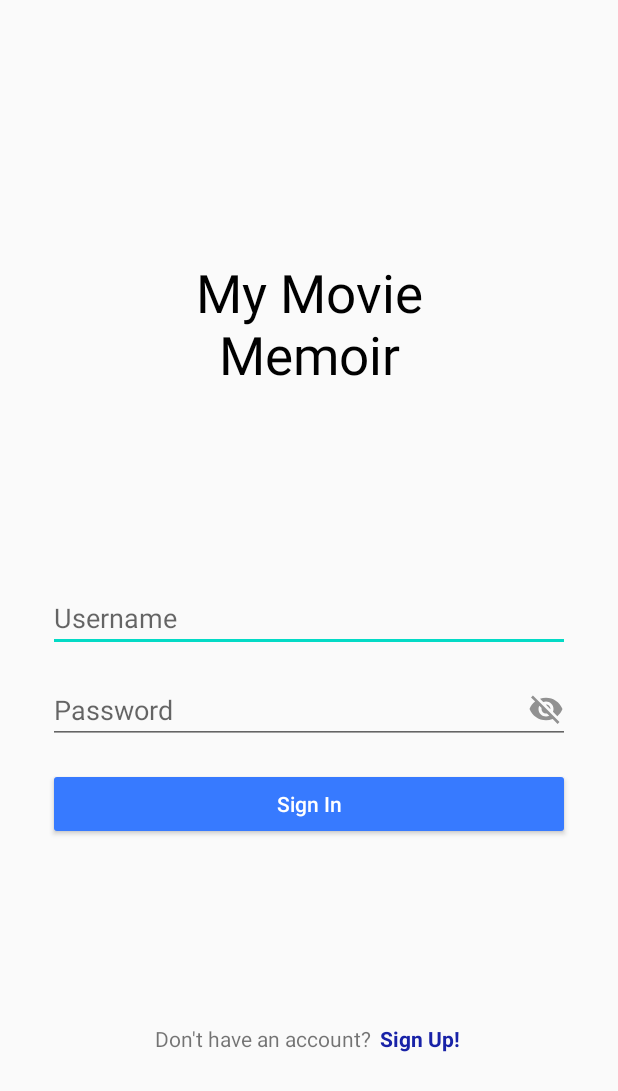
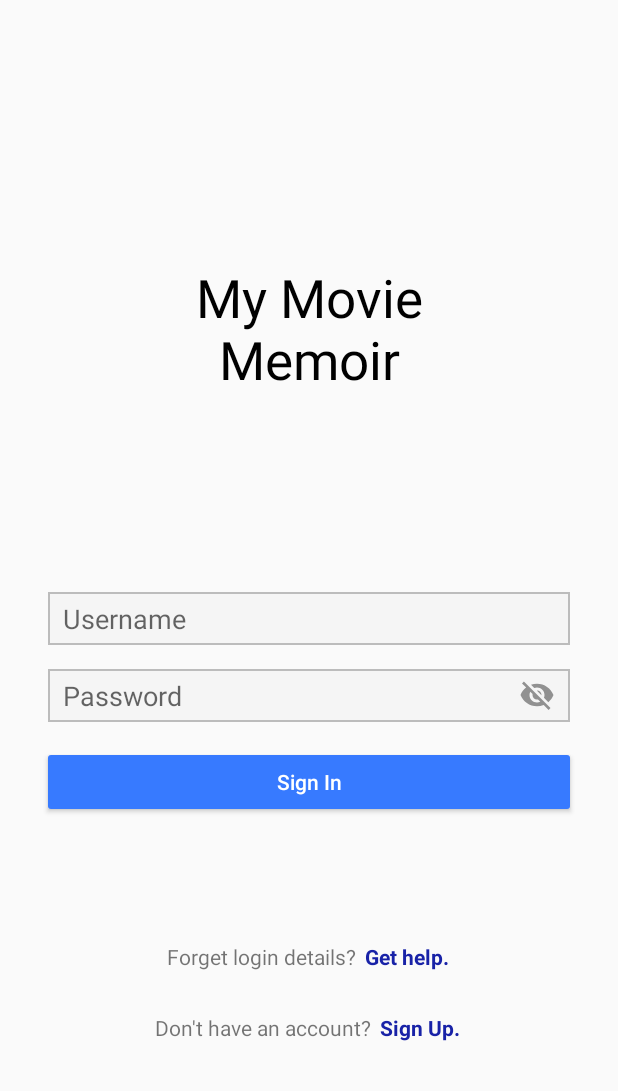
Before and after one commit to lingyuze1996/MyMovieMemoir, an Android app: the screen it shows after launch (LoginActivity), on a phone screen of 412 x 824 dp. Shown: the top 1091 px of the screen. Run offline under Robolectric (Android 15) with nearby library versions, the phone set to English and light mode, and no system bars.

Commit message:
Some UI changes
Mainly made some changes for login and sign up page. Text background added.

Settings option added for navigation drawer.

```diff
--- a/MyMovieMemoir/app/src/main/java/ling/yuze/mymoviememoir/ui/main/fragment/MovieMemoirFragment.java
+++ b/MyMovieMemoir/app/src/main/java/ling/yuze/mymoviememoir/ui/main/fragment/MovieMemoirFragment.java
@@ -118,7 +118,7 @@ public class MovieMemoirFragment extends Fragment {
 
         listView.setAdapter(adapter);
 
-        new TaskGetAllMemoirs().execute();
+        //new TaskGetAllMemoirs().execute(); // Some problems here
 
         listView.setOnItemClickListener(new AdapterView.OnItemClickListener() {
             @Override
--- /dev/null
+++ b/MyMovieMemoir/app/src/main/res/drawable/ic_settings.xml
@@ -0,0 +1,5 @@
+<vector android:height="24dp" android:tint="#2B2B2B"
+    android:viewportHeight="24" android:viewportWidth="24"
+    android:width="24dp" xmlns:android="http://schemas.android.com/apk/res/android">
+    <path android:fillColor="#FF000000" android:pathData="M19.1,12.9a2.8,2.8 0,0 0,0.1 -0.9,2.8 2.8,0 0,0 -0.1,-0.9l2.1,-1.6a0.7,0.7 0,0 0,0.1 -0.6L19.4,5.5a0.7,0.7 0,0 0,-0.6 -0.2l-2.4,1a6.5,6.5 0,0 0,-1.6 -0.9l-0.4,-2.6a0.5,0.5 0,0 0,-0.5 -0.4H10.1a0.5,0.5 0,0 0,-0.5 0.4L9.3,5.4a5.6,5.6 0,0 0,-1.7 0.9l-2.4,-1a0.4,0.4 0,0 0,-0.5 0.2l-2,3.4c-0.1,0.2 0,0.4 0.2,0.6l2,1.6a2.8,2.8 0,0 0,-0.1 0.9,2.8 2.8,0 0,0 0.1,0.9L2.8,14.5a0.7,0.7 0,0 0,-0.1 0.6l1.9,3.4a0.7,0.7 0,0 0,0.6 0.2l2.4,-1a6.5,6.5 0,0 0,1.6 0.9l0.4,2.6a0.5,0.5 0,0 0,0.5 0.4h3.8a0.5,0.5 0,0 0,0.5 -0.4l0.3,-2.6a5.6,5.6 0,0 0,1.7 -0.9l2.4,1a0.4,0.4 0,0 0,0.5 -0.2l2,-3.4c0.1,-0.2 0,-0.4 -0.2,-0.6ZM12,15.6A3.6,3.6 0,1 1,15.6 12,3.6 3.6,0 0,1 12,15.6Z"/>
+</vector>
--- /dev/null
+++ b/MyMovieMemoir/app/src/main/res/drawable/text_background.xml
@@ -0,0 +1,8 @@
+<?xml version="1.0" encoding="utf-8"?>
+<shape xmlns:android="http://schemas.android.com/apk/res/android">
+    <solid
+        android:color="#f5f5f5"/>
+    <stroke
+        android:width="1dp"
+        android:color="#BCBCBC"/>
+</shape>
--- a/MyMovieMemoir/app/src/main/res/layout/activity_login.xml
+++ b/MyMovieMemoir/app/src/main/res/layout/activity_login.xml
@@ -14,6 +14,9 @@
         android:layout_marginTop="16dp"
         android:layout_marginEnd="32dp"
         android:layout_marginBottom="16dp"
+        android:paddingHorizontal="10dp"
+        android:paddingVertical="5.5dp"
+        android:background="@drawable/text_background"
         android:hint="@string/login_username_hint"
         android:inputType="textEmailAddress"
         app:layout_constraintBottom_toBottomOf="parent"
@@ -39,11 +42,14 @@
             android:id="@+id/etLoginPassword"
             android:layout_width="match_parent"
             android:layout_height="wrap_content"
+            android:background="@drawable/text_background"
             android:drawableEnd="@drawable/ic_visibility_off"
-            android:ems="10"
             android:gravity="start"
             android:hint="@string/login_password_hint"
-            android:inputType="textPassword" />
+            android:inputType="textPassword"
+            android:paddingHorizontal="10dp"
+            android:paddingVertical="5.5dp"
+            />
     </LinearLayout>
 
     <Button
@@ -51,14 +57,14 @@
         android:layout_width="0dp"
         android:layout_height="wrap_content"
         android:layout_marginTop="16dp"
-        android:layout_marginBottom="16dp"
+        android:layout_marginHorizontal="28dp"
         android:backgroundTint="#377AFF"
         android:text="@string/button_sign_in"
         android:textAllCaps="false"
         android:textColor="#FFFFFF"
         app:layout_constraintBottom_toBottomOf="parent"
-        app:layout_constraintEnd_toEndOf="@+id/linearLayout10"
-        app:layout_constraintStart_toStartOf="@+id/linearLayout10"
+        app:layout_constraintEnd_toEndOf="parent"
+        app:layout_constraintStart_toStartOf="parent"
         app:layout_constraintTop_toBottomOf="@+id/linearLayout10"
         app:layout_constraintVertical_bias="0.0" />
 
@@ -93,6 +99,36 @@
             android:textStyle="bold" />
     </LinearLayout>
 
+    <LinearLayout
+        android:id="@+id/linearLayout2"
+        android:layout_width="wrap_content"
+        android:layout_height="wrap_content"
+        android:orientation="horizontal"
+        app:layout_constraintVertical_bias="0.8"
+        app:layout_constraintBottom_toTopOf="@id/linearLayout1"
+        app:layout_constraintEnd_toEndOf="@+id/linearLayout1"
+        app:layout_constraintStart_toStartOf="@id/linearLayout1"
+        app:layout_constraintTop_toBottomOf="@+id/btSignIn">
+
+        <TextView
+            android:id="@+id/tv_forget_password"
+            android:layout_width="wrap_content"
+            android:layout_height="wrap_content"
+            android:padding="2dp"
+            android:text="@string/tv_forget"
+            android:textAllCaps="false" />
+
+        <TextView
+            android:id="@+id/tv_get_help"
+            android:layout_width="wrap_content"
+            android:layout_height="wrap_content"
+            android:gravity="start"
+            android:padding="4dp"
+            android:text="@string/get_help"
+            android:textColor="#1822A7"
+            android:textStyle="bold" />
+    </LinearLayout>
+
     <TextView
         android:id="@+id/tvLoginTitle"
         android:layout_width="wrap_content"
--- a/MyMovieMemoir/app/src/main/res/layout/fragment_add_memoir.xml
+++ b/MyMovieMemoir/app/src/main/res/layout/fragment_add_memoir.xml
@@ -276,6 +276,7 @@
                 <androidx.appcompat.widget.AppCompatRatingBar
                     android:id="@+id/ratingBar_add"
                     android:layout_width="wrap_content"
+                    style="@style/Widget.AppCompat.RatingBar.Indicator"
                     android:layout_height="wrap_content"
                     android:layout_gravity="center"
                     android:layout_marginLeft="8dp"
--- a/MyMovieMemoir/app/src/main/res/layout/list_view_search.xml
+++ b/MyMovieMemoir/app/src/main/res/layout/list_view_search.xml
@@ -2,8 +2,7 @@
 <LinearLayout xmlns:android="http://schemas.android.com/apk/res/android"
     android:layout_width="match_parent"
     android:layout_height="70dp"
-    android:paddingTop="8dp"
-    android:paddingBottom="8dp"
+    android:paddingVertical="6dp"
     android:orientation="horizontal">
     <TextView
         android:id="@+id/tv_ls_search_movie_name"
--- a/MyMovieMemoir/app/src/main/res/menu/nav_menu.xml
+++ b/MyMovieMemoir/app/src/main/res/menu/nav_menu.xml
@@ -25,4 +25,9 @@
         android:id="@+id/menu_item_map"
         android:icon="@drawable/ic_map"
         android:title="@string/menu_map" />
+    <item
+        android:id="@+id/menu_item_settings"
+        android:icon="@drawable/ic_settings"
+        android:title="@string/menu_settings"
+        />
 </menu>
--- a/MyMovieMemoir/app/src/main/res/values/strings.xml
+++ b/MyMovieMemoir/app/src/main/res/values/strings.xml
@@ -4,14 +4,14 @@
     <string name="menu_movie_search">Movie Search</string>
     <string name="menu_movie_memoir">Movie Memoir</string>
     <string name="menu_watchlist">Watchlist</string>
-    <string name="menu_report">Report</string>
+    <string name="menu_report">Reports</string>
     <string name="menu_map">Map</string>
     <string name="login_username_hint">Username</string>
     <string name="login_password_hint">Password</string>
     <string name="button_sign_in">Sign In</string>
     <string name="button_sign_up">Sign Up</string>
     <string name="text_view_no_account">Don\'t have an account?</string>
-    <string name="text_view_sign_up">Sign Up!</string>
+    <string name="text_view_sign_up">Sign Up.</string>
     <string name="error_sign_in">Username/Password not match!\nPlease try again!</string>
     <string name="register_firstName">First Name</string>
     <string name="register_lastName">Last Name</string>
@@ -110,7 +110,7 @@
     <string name="comment">Comment</string>
     <string name="submit_to_memoir">Submit to Memoir</string>
     <string name="tweets_hint">"Recent tweets? Click"</string>
-    <string name="here">here</string>
+    <string name="here">here.</string>
     <string name="cinema_not_found">Cinema not found?</string>
     <string name="add">Add</string>
     <string name="add_cinema">Add cinema</string>
@@ -124,4 +124,8 @@
     <string name="watchlist_added_heading">Added Time</string>
     <string name="delete">Delete</string>
     <string name="view">View</string>
+    <string name="menu_settings">Settings</string>
+    <string name="tv_forget">Forget login details?</string>
+    <string name="get_help">Get help.</string>
+    <string name="create_account">Create An Account</string>
 </resources>
```
Also changed, not shown: MyMovieMemoir/app/src/main/res/layout/activity_sign_up.xml (+42 -9 lines), MyMovieMemoir/app/src/main/res/layout/fragment_view.xml (+4 -6 lines), 5 other files.
